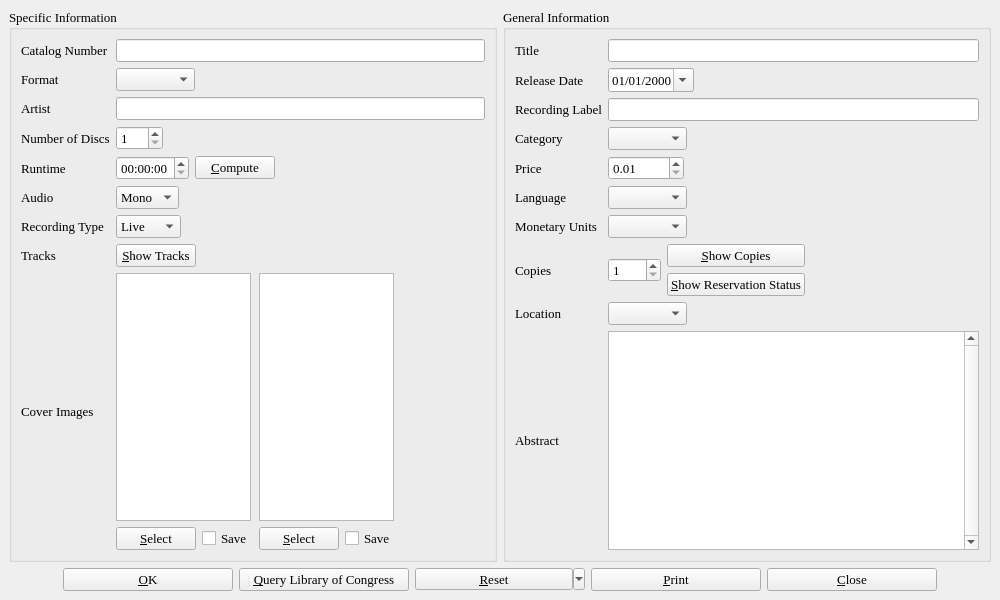
Old version of the form cdinfo.ui in the repository textbrowser/biblioteq.
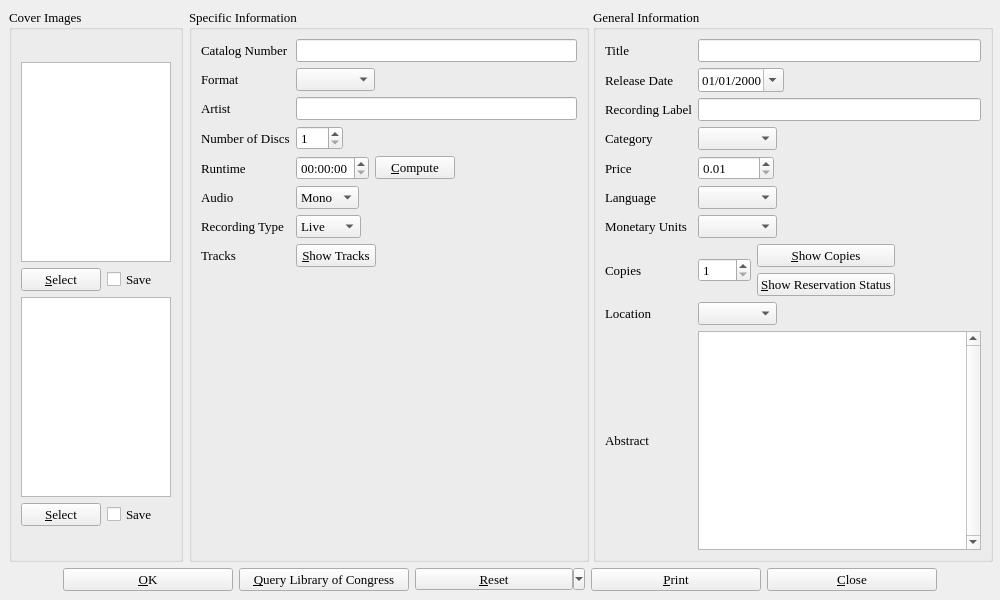
New version of the form. Icons and pictures are not drawn.

```diff
--- a/cdinfo.ui
+++ b/cdinfo.ui
@@ -29,6 +29,135 @@
     <item>
      <layout class="QHBoxLayout" >
       <item>
+       <widget class="QGroupBox" name="coverImages" >
+        <property name="sizePolicy" >
+         <sizepolicy vsizetype="Preferred" hsizetype="Fixed" >
+          <horstretch>0</horstretch>
+          <verstretch>0</verstretch>
+         </sizepolicy>
+        </property>
+        <property name="title" >
+         <string>Cover Images</string>
+        </property>
+        <layout class="QVBoxLayout" >
+         <item>
+          <spacer>
+           <property name="orientation" >
+            <enum>Qt::Vertical</enum>
+           </property>
+           <property name="sizeHint" >
+            <size>
+             <width>20</width>
+             <height>40</height>
+            </size>
+           </property>
+          </spacer>
+         </item>
+         <item>
+          <widget class="QGraphicsView" name="front_image" >
+           <property name="minimumSize" >
+            <size>
+             <width>150</width>
+             <height>200</height>
+            </size>
+           </property>
+           <property name="maximumSize" >
+            <size>
+             <width>150</width>
+             <height>200</height>
+            </size>
+           </property>
+           <property name="toolTip" >
+            <string>Front Cover Image</string>
+           </property>
+           <property name="verticalScrollBarPolicy" >
+            <enum>Qt::ScrollBarAsNeeded</enum>
+           </property>
+           <property name="horizontalScrollBarPolicy" >
+            <enum>Qt::ScrollBarAsNeeded</enum>
+           </property>
+          </widget>
+         </item>
+         <item>
+          <layout class="QHBoxLayout" >
+           <item>
+            <widget class="QPushButton" name="frontButton" >
+             <property name="text" >
+              <string>&amp;Select</string>
+             </property>
+            </widget>
+           </item>
+           <item>
+            <widget class="QCheckBox" name="frontCheck" >
+             <property name="text" >
+              <string>Save</string>
+             </property>
+            </widget>
+           </item>
+          </layout>
+         </item>
+         <item>
+          <widget class="QGraphicsView" name="back_image" >
+           <property name="minimumSize" >
+            <size>
+             <width>150</width>
+             <height>200</height>
+            </size>
+           </property>
+           <property name="maximumSize" >
+            <size>
+             <width>150</width>
+             <height>200</height>
+            </size>
+           </property>
+           <property name="toolTip" >
+            <string>Back Cover Image</string>
+           </property>
+           <property name="verticalScrollBarPolicy" >
+            <enum>Qt::ScrollBarAsNeeded</enum>
+           </property>
+           <property name="horizontalScrollBarPolicy" >
+            <enum>Qt::ScrollBarAsNeeded</enum>
+           </property>
+          </widget>
+         </item>
+         <item>
+          <layout class="QHBoxLayout" >
+           <item>
+            <widget class="QPushButton" name="backButton" >
+             <property name="text" >
+              <string>&amp;Select</string>
+             </property>
+            </widget>
+           </item>
+           <item>
+            <widget class="QCheckBox" name="backCheck" >
+             <property name="text" >
+              <string>Save</string>
+             </property>
+            </widget>
+           </item>
+          </layout>
+         </item>
+         <item>
+          <spacer>
+           <property name="orientation" >
+            <enum>Qt::Vertical</enum>
+           </property>
+           <property name="sizeHint" >
+            <size>
+             <width>20</width>
+             <height>40</height>
+            </size>
+           </property>
+          </spacer>
+         </item>
+        </layout>
+       </widget>
+      </item>
+      <item>
+       <layout class="QHBoxLayout" >
+        <item>
        <widget class="QGroupBox" name="groupBox" >
         <property name="minimumSize" >
          <size>
@@ -384,114 +513,18 @@
            </item>
           </layout>
          </item>
-         <item row="8" column="1" >
-          <layout class="QHBoxLayout" >
-           <item>
-            <layout class="QVBoxLayout" >
-             <item>
-              <widget class="QGraphicsView" name="front_image" >
-               <property name="maximumSize" >
-                <size>
-                 <width>135</width>
-                 <height>16777215</height>
-                </size>
-               </property>
-               <property name="toolTip" >
-                <string>Front Cover Image</string>
-               </property>
-               <property name="frameShadow" >
-                <enum>QFrame::Sunken</enum>
-               </property>
-               <property name="verticalScrollBarPolicy" >
-                <enum>Qt::ScrollBarAlwaysOff</enum>
-               </property>
-               <property name="horizontalScrollBarPolicy" >
-                <enum>Qt::ScrollBarAlwaysOff</enum>
-               </property>
-              </widget>
-             </item>
-             <item>
-              <layout class="QHBoxLayout" >
-               <item>
-                <widget class="QPushButton" name="frontButton" >
-                 <property name="text" >
-                  <string>&amp;Select</string>
-                 </property>
-                </widget>
-               </item>
-               <item>
-                <widget class="QCheckBox" name="frontCheck" >
-                 <property name="text" >
-                  <string>Save</string>
-                 </property>
-                </widget>
-               </item>
-              </layout>
-             </item>
-            </layout>
-           </item>
-           <item>
-            <layout class="QVBoxLayout" >
-             <item>
-              <widget class="QGraphicsView" name="back_image" >
-               <property name="maximumSize" >
-                <size>
-                 <width>135</width>
-                 <height>16777215</height>
-                </size>
-               </property>
-               <property name="toolTip" >
-                <string>Back Cover Image</string>
-               </property>
-               <property name="verticalScrollBarPolicy" >
-                <enum>Qt::ScrollBarAlwaysOff</enum>
-               </property>
-               <property name="horizontalScrollBarPolicy" >
-                <enum>Qt::ScrollBarAlwaysOff</enum>
-               </property>
-              </widget>
-             </item>
-             <item>
-              <layout class="QHBoxLayout" >
-               <item>
-                <widget class="QPushButton" name="backButton" >
-                 <property name="text" >
-                  <string>&amp;Select</string>
-                 </property>
-                </widget>
-               </item>
-               <item>
-                <widget class="QCheckBox" name="backCheck" >
-                 <property name="text" >
-                  <string>Save</string>
-                 </property>
-                </widget>
-               </item>
-              </layout>
-             </item>
-            </layout>
-           </item>
-           <item>
+           <item row="8" column="0" >
             <spacer>
              <property name="orientation" >
-              <enum>Qt::Horizontal</enum>
+              <enum>Qt::Vertical</enum>
              </property>
              <property name="sizeHint" >
               <size>
-               <width>40</width>
-               <height>20</height>
+               <width>20</width>
+               <height>40</height>
               </size>
              </property>
             </spacer>
-           </item>
-          </layout>
-         </item>
-         <item row="8" column="0" >
-          <widget class="QLabel" name="label_19" >
-           <property name="text" >
-            <string>Cover Images</string>
-           </property>
-          </widget>
          </item>
         </layout>
        </widget>
@@ -500,8 +533,8 @@
        <widget class="QGroupBox" name="groupBox_2" >
         <property name="minimumSize" >
          <size>
-          <width>0</width>
-          <height>400</height>
+            <width>400</width>
+            <height>0</height>
          </size>
         </property>
         <property name="title" >
@@ -1027,6 +1060,8 @@
       </item>
      </layout>
     </item>
+     </layout>
+    </item>
     <item>
      <layout class="QHBoxLayout" >
       <item>
```
Left out of the diff: 12 changed lines with no effect on the pictures. Lines whose indentation alone changed are shown as unchanged.
